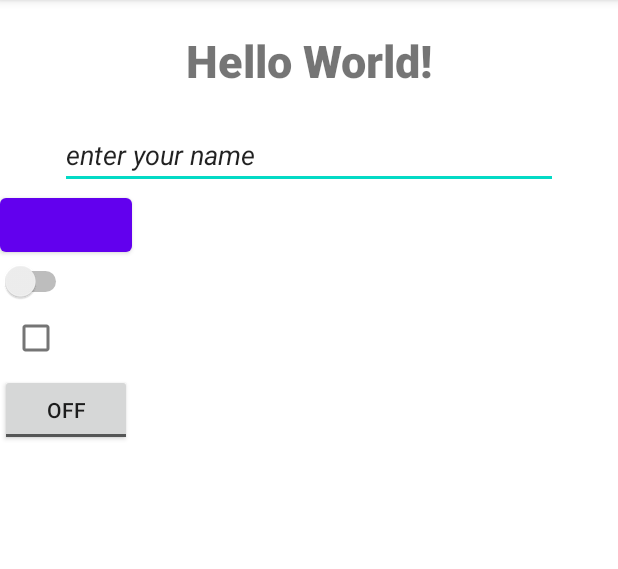
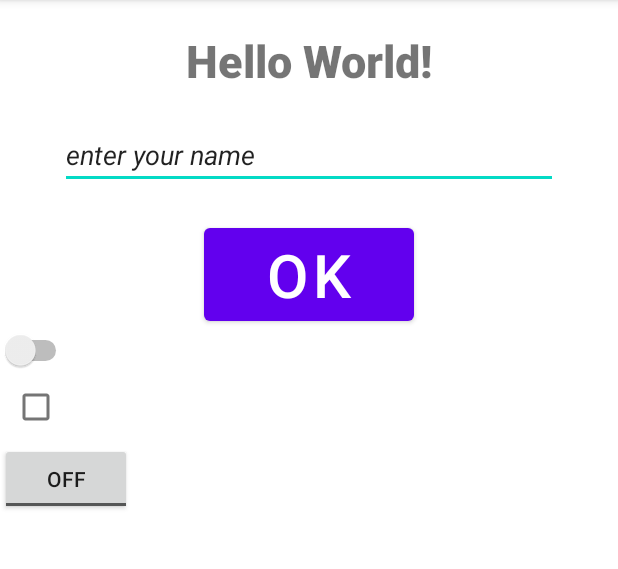
Before and after one commit to Navara91/HomeWorkRepo, an Android app: the screen it shows after launch (MainActivity), on a phone screen of 412 x 824 dp, the part 84-653 px from its top. Run offline under Robolectric (Android 15) with nearby library versions, the phone set to English and light mode, and no system bars.

Commit message:
Button немного подтянул

```diff
--- a/app/src/main/res/layout/activity_main.xml
+++ b/app/src/main/res/layout/activity_main.xml
@@ -31,8 +31,15 @@
         />
 
     <Button
-        android:layout_width="wrap_content"
-        android:layout_height="wrap_content" />
+        android:layout_width="140dp"
+        android:layout_height="wrap_content"
+        android:text="OK"
+        android:layout_gravity="center"
+        android:textSize="40sp"
+        android:layout_marginTop="20dp"
+        android:layout_marginLeft="40dp"
+        android:layout_marginRight="40dp"
+        />
 
     <Switch
         android:layout_width="wrap_content"
```
